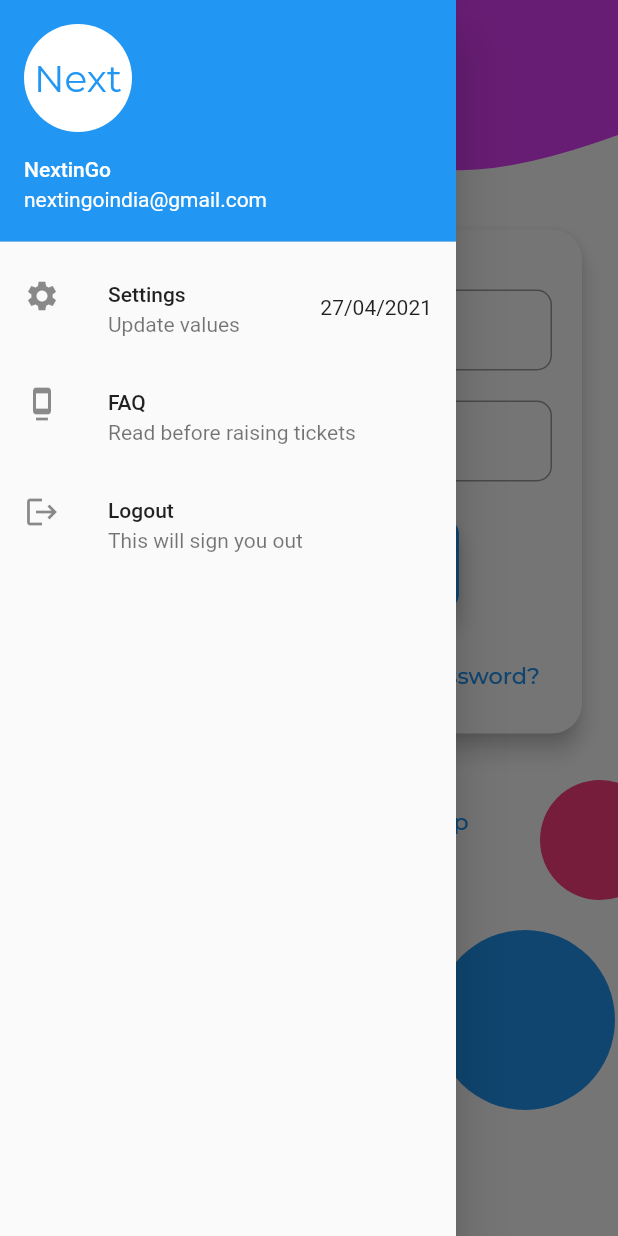
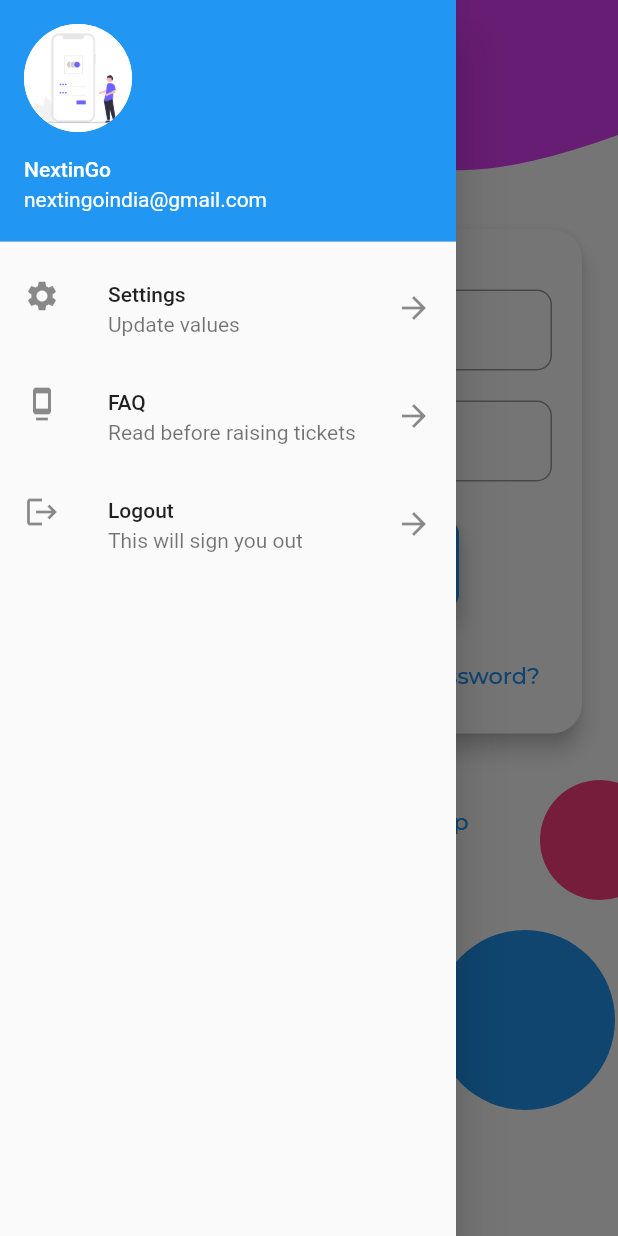
Before and after one commit to Marilyn-164/flutter_widgets, a Flutter app: the screen it shows after launch, with the side drawer open, on a phone screen of 412 x 824 dp. Run offline on Flutter 3.47's test engine with Material 2 defaults, Android fonts, the phone set to English and light mode, and no system bars; our stand-ins replace google_fonts.

Commit message:
changes done

```diff
--- a/lib/main.dart
+++ b/lib/main.dart
@@ -122,35 +122,43 @@ class _MyHomePageState extends State<MyHomePage> {
       drawer: Drawer(
         child: ListView(
           children: [
-
             UserAccountsDrawerHeader(
               accountName: Text('NextinGo'),
               accountEmail: Text('nextingoindia@gmail.com'),
               currentAccountPicture: CircleAvatar(
+                backgroundImage: AssetImage('assets/1.png'),
                 backgroundColor: Colors.white,
-                child: Text('Next',style: GoogleFonts.montserrat(color: Colors.blue, fontSize: 25,),),
-              ),
+                // child: Text('Next',style: GoogleFonts.montserrat(color: Colors.blue, fontSize: 25,),),
               ),
 
+            ),
             ListTile(
               leading: Icon(Icons.settings),
               title: Text('Settings'),
-  trailing: Text('27/04/2021'),
+              trailing: Icon(Icons.arrow_forward_outlined),
               subtitle: Text('Update values'),
+              onTap: (){
+                Navigator.pop(context);
+              },
             ),
             ListTile(
               leading: Icon(Icons.dock_outlined),
               title: Text('FAQ'),
-  trailing: Text(''),
+              trailing: Icon(Icons.arrow_forward_outlined),
               subtitle: Text('Read before raising tickets'),
+              onTap: (){
+                Navigator.pop(context);
+              },
             ),
             ListTile(
               leading: Icon(Icons.logout),
               title: Text('Logout'),
-  trailing: Text(''),
+              trailing: Icon(Icons.arrow_forward_outlined),
               subtitle: Text('This will sign you out'),
+              onTap: (){
+                Navigator.pop(context);
+              },
             ),
-
           ],
         ),
       ),
```
Lines whose indentation alone changed are shown as unchanged.
